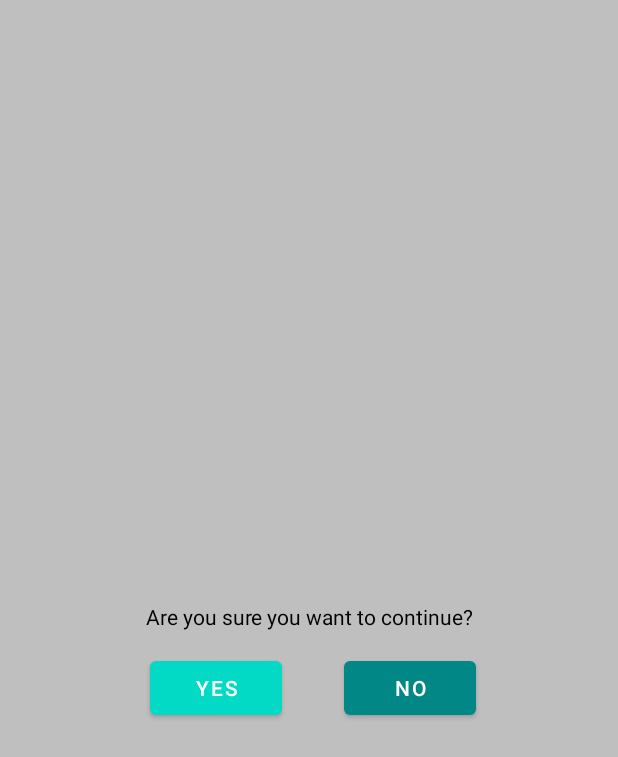
After one commit to SergioFerrando/Unobliviate, an Android app: the layout activity_ventana_flotante.xml on its own in the app's theme, with its tools: preview values and no code run, on a phone screen of 412 x 824 dp. The commit adds this screen. Shown: the top 757 px of the screen. Run offline under Robolectric (Android 15) with nearby library versions, the phone set to English and light mode, and no system bars.

```diff
--- a/app/src/main/AndroidManifest.xml
+++ b/app/src/main/AndroidManifest.xml
@@ -19,7 +19,7 @@
         android:roundIcon="@mipmap/ic_launcher_round"
         android:supportsRtl="true"
         android:theme="@style/Theme.PIS_Entrega1">
-
+        <activity android:name=".VentanaFlotante" />
         <activity android:name=".AudioRecorded" />
         <activity android:name=".ForgotPassword" />
         <activity android:name=".MainActivity" />
--- /dev/null
+++ b/app/src/main/res/layout/activity_ventana_flotante.xml
@@ -0,0 +1,49 @@
+<?xml version="1.0" encoding="utf-8"?>
+<androidx.constraintlayout.widget.ConstraintLayout xmlns:android="http://schemas.android.com/apk/res/android"
+    xmlns:app="http://schemas.android.com/apk/res-auto"
+    xmlns:tools="http://schemas.android.com/tools"
+    android:layout_width="match_parent"
+    android:layout_height="match_parent"
+    android:background="#BFBFBF"
+    android:orientation="vertical"
+    android:padding="16dp"
+    tools:context=".VentanaFlotante">
+
+    <TextView
+        android:id="@+id/textView3"
+        android:textAlignment="center"
+        android:layout_width="225dp"
+        android:layout_height="21dp"
+        android:layout_centerHorizontal="true"
+        android:text="@string/confirmation_to_continue"
+        android:textColor="#000000"
+        app:layout_constraintBottom_toBottomOf="parent"
+        app:layout_constraintEnd_toEndOf="parent"
+        app:layout_constraintStart_toStartOf="parent"
+        app:layout_constraintTop_toTopOf="parent"
+        android:gravity="center_horizontal" />
+
+    <Button
+        android:id="@+id/yes"
+        android:layout_width="wrap_content"
+        android:layout_height="wrap_content"
+        android:layout_marginTop="12dp"
+        android:text="@string/Yes"
+        app:backgroundTint="@color/teal_200"
+        app:layout_constraintEnd_toEndOf="parent"
+        app:layout_constraintHorizontal_bias="0.287"
+        app:layout_constraintStart_toStartOf="parent"
+        app:layout_constraintTop_toBottomOf="@+id/textView3" />
+
+    <Button
+        android:id="@+id/no"
+        android:layout_width="wrap_content"
+        android:layout_height="wrap_content"
+        android:layout_marginTop="12dp"
+        android:text="@string/No"
+        app:backgroundTint="@color/teal_700"
+        app:layout_constraintEnd_toEndOf="parent"
+        app:layout_constraintHorizontal_bias="0.345"
+        app:layout_constraintStart_toEndOf="@+id/yes"
+        app:layout_constraintTop_toBottomOf="@+id/textView3" />
+</androidx.constraintlayout.widget.ConstraintLayout>
--- a/app/src/main/res/values/strings.xml
+++ b/app/src/main/res/values/strings.xml
@@ -51,4 +51,9 @@
     <string name="Delete">Delete</string>
     <string name="Cancel">Cancel</string>
     <string name="RememberMe">Remember Me</string>
+    <string name="Yes">Yes</string>
+    <string name="No">No</string>
+    <string name="confirmation_to_continue">Are you sure you want to continue?</string>
+    <string name="discard">Discard</string>
+    <string name="what_do_you_want_to_do">What do you want to do ?</string>
 </resources>
```
Also changed, not shown: app/src/main/java/com/example/pis_entrega1/AudioRecorded.java (+17 -4 lines), app/src/main/java/com/example/pis_entrega1/MyAdapterDelete.java (+15 -0 lines), app/src/main/java/com/example/pis_entrega1/VentanaFlotante.java (added, +57 -0 lines).
